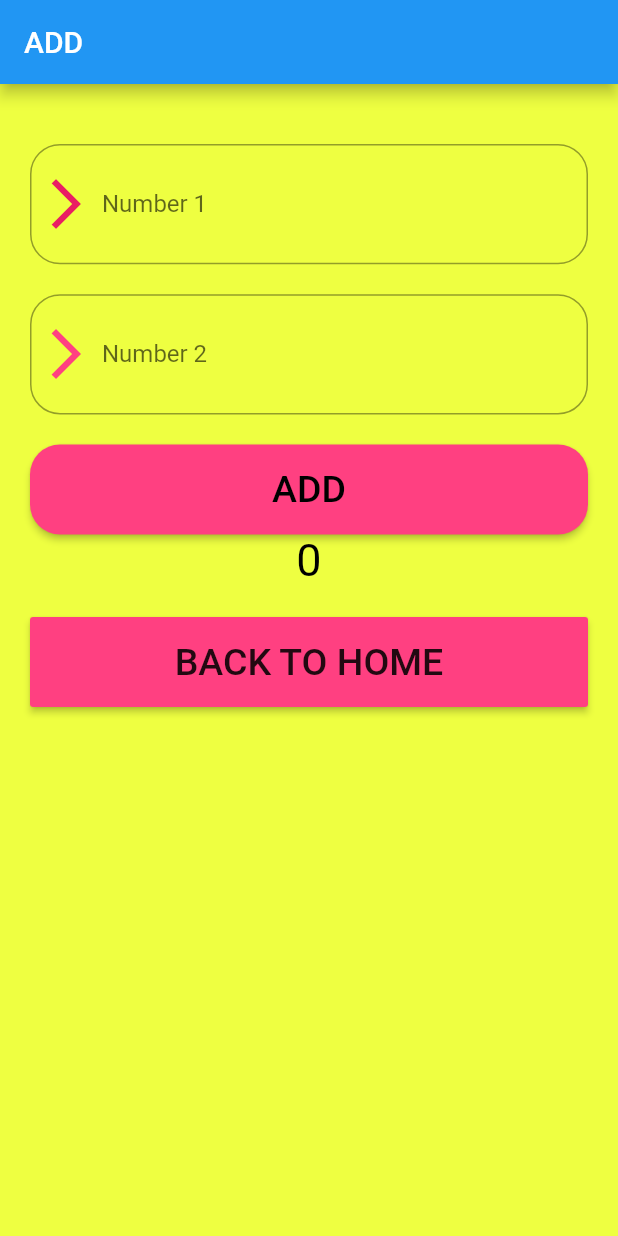
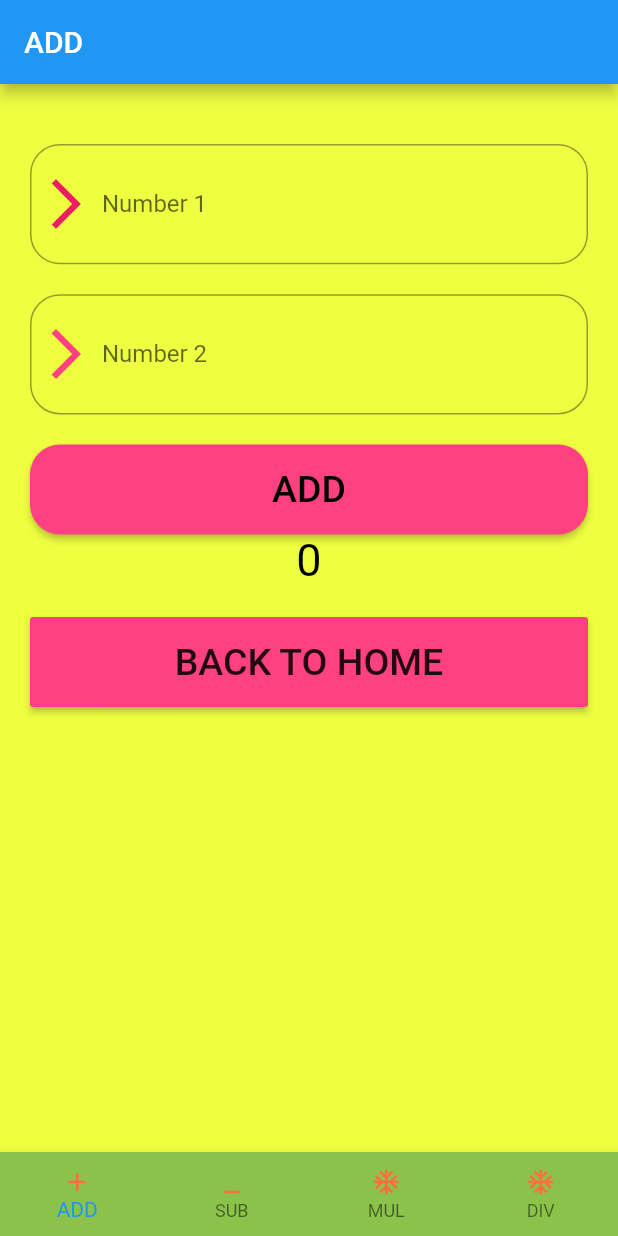
Before and after one commit to divya-k-nair/calculator-app, a Flutter app: the screen it shows after launch, after a tap on "ADD", on a phone screen of 412 x 824 dp. Run offline on Flutter 3.47's test engine with Material 2 defaults, Android fonts, the phone set to English and light mode, and no system bars.

Commit message:
project completed

```diff
--- /dev/null
+++ b/lib/entry.dart
@@ -0,0 +1,65 @@
+import 'package:calculator_app/add.dart';
+import 'package:calculator_app/div.dart';
+import 'package:calculator_app/mul.dart';
+import 'package:calculator_app/sub.dart';
+import 'package:flutter/material.dart';
+
+class Entry extends StatefulWidget {
+
+  @override
+  _EntryState createState() => _EntryState();
+}
+
+class _EntryState extends State<Entry> {
+  int _mycurrentIndex=0;
+  List mypages=[Add(),Sub(),Mul(),Div()];
+  @override
+  Widget build(BuildContext context) {
+    return MaterialApp(
+      debugShowCheckedModeBanner: false,
+      home: Scaffold(
+        backgroundColor: Colors.tealAccent,
+
+        body: mypages[_mycurrentIndex],
+        bottomNavigationBar: BottomNavigationBar(
+          type: BottomNavigationBarType.fixed,
+
+          onTap: (index){
+            setState(() {
+              _mycurrentIndex=index;
+
+            });
+            print(index);
+
+          },
+          backgroundColor: Colors.lightGreen,
+          currentIndex: _mycurrentIndex,
+
+          items: [
+            BottomNavigationBarItem(
+              backgroundColor: Colors.tealAccent,
+                icon: Icon(Icons.add,color:Colors.deepOrangeAccent,size: 20,),
+              label: "ADD",
+
+            ),
+            BottomNavigationBarItem(
+              backgroundColor: Colors.lime,
+                icon: Icon(Icons.minimize_outlined,color:Colors.deepOrangeAccent,size: 20,),
+              label: "SUB",
+            ),
+            BottomNavigationBarItem(
+              backgroundColor: Colors.limeAccent,
+                icon: Icon(Icons.ac_unit,color: Colors.deepOrangeAccent,size: 20,),
+              label: "MUL",
+            ),
+            BottomNavigationBarItem(
+              backgroundColor: Colors.purpleAccent,
+                icon: Icon(Icons.ac_unit,color: Colors.deepOrangeAccent,size: 20,),
+              label: "DIV"
+            ),
+          ],//items
+        ),
+      ),
+    );
+  }
+}
--- a/lib/main.dart
+++ b/lib/main.dart
@@ -1,5 +1,6 @@
 import 'package:calculator_app/add.dart';
 import 'package:calculator_app/div.dart';
+import 'package:calculator_app/entry.dart';
 import 'package:calculator_app/menu.dart';
 import 'package:calculator_app/mul.dart';
 import 'package:calculator_app/sub.dart';
@@ -8,7 +9,7 @@ import 'package:flutter/widgets.dart';
 
 void main()
 {
-  runApp(App());
+  runApp(Entry());
 }
 class App extends StatelessWidget {
 
```
